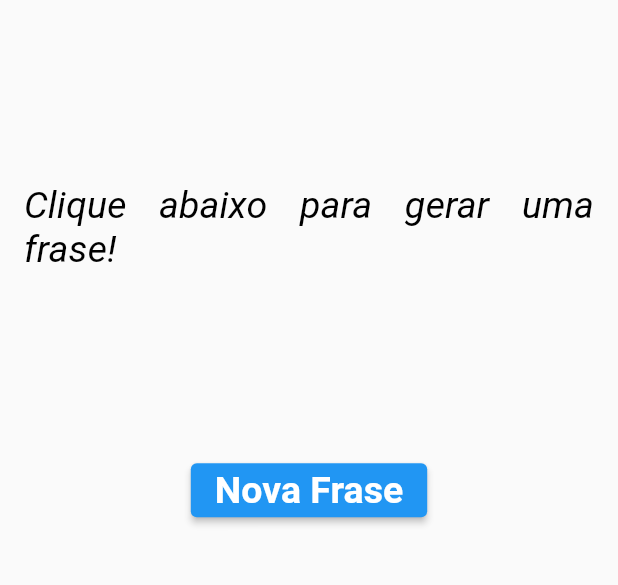
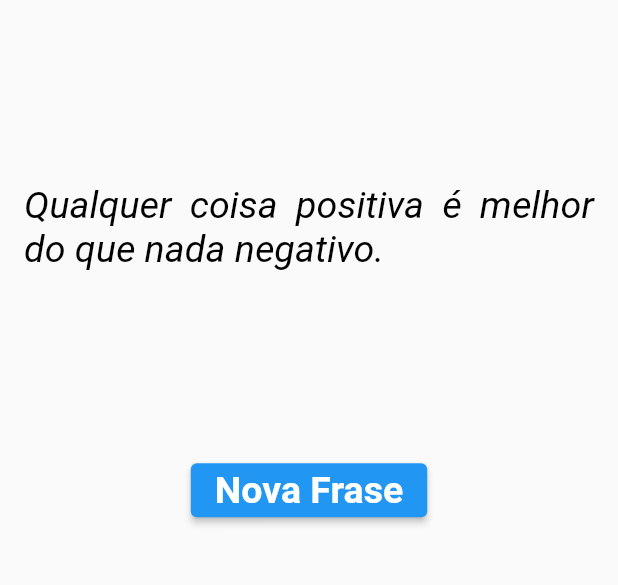
Before and after one commit to lucaspaixaodegois/ProjetosFlutter, a Flutter app: the screen it shows after launch, after a tap on "Nova Frase", on a phone screen of 412 x 824 dp, the part 502-1087 px from its top. Run offline on Flutter 3.47's test engine with Material 2 defaults, Android fonts, the phone set to English and light mode, and no system bars.

Commit message:
add da logica e algumas frases do app FraseDoDia

```diff
--- a/frase_do_dia/lib/main.dart
+++ b/frase_do_dia/lib/main.dart
@@ -1,4 +1,5 @@
 import 'package:flutter/material.dart';
+import 'dart:math';
 
 void main() {
   runApp(MaterialApp(
@@ -13,11 +14,26 @@ class Home extends StatefulWidget {
 }
 
 class _HomeState extends State<Home> {
+  var _frases = [
+    "Mantenha o rosto voltado para a luz do sol e você não verá nenhuma sombra.",
+    "Qualquer coisa positiva é melhor do que nada negativo.",
+    "Não importa o quão pequeno você comece, sempre sonhe grande."
+  ];
+  var _fraseGerada = "Clique abaixo para gerar uma frase!";
+
+  void _gerarFrase() {
+    //sortear um numero referente a um numero da frase.
+    var numeroSorteado = Random().nextInt(_frases.length);
+    setState(() {
+      _fraseGerada = _frases[numeroSorteado];
+    });
+  }
+
   @override
   Widget build(BuildContext context) {
     return Scaffold(
       appBar: AppBar(
-        title: Text("Frases do dia"),
+        title: const Text("Frases do dia"),
         backgroundColor: Colors.green,
       ),
       body: Center(
@@ -33,7 +49,7 @@ class _HomeState extends State<Home> {
             children: <Widget>[
               Image.asset("images/logo.png"),
               Text(
-                "Clique abaixo para gerar uma frase!",
+                _fraseGerada,
                 textAlign: TextAlign.justify,
                 style: TextStyle(
                     fontSize: 25,
@@ -48,7 +64,7 @@ class _HomeState extends State<Home> {
                       color: Colors.white,
                       fontWeight: FontWeight.bold),
                 ),
-                onPressed: () {},
+                onPressed: _gerarFrase,
               )
             ],
           ),
```
